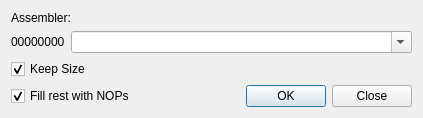
Above: plugins/Assembler/DialogAssembler.ui from eteran/edb-debugger before the change. Below: the same form after it.
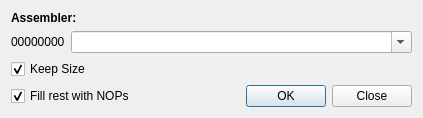
That is the form after the change.

Commit message: making assembler info bold in the dialog

Diff of the .ui file:
```diff
--- a/plugins/Assembler/DialogAssembler.ui
+++ b/plugins/Assembler/DialogAssembler.ui
@@ -71,6 +71,12 @@
    </item>
    <item row="0" column="0" colspan="2">
     <widget class="QLabel" name="label">
+     <property name="font">
+      <font>
+       <weight>75</weight>
+       <bold>true</bold>
+      </font>
+     </property>
      <property name="text">
       <string>Assembler: </string>
      </property>
```
Left out of the diff: 5 changed lines with no effect on the pictures.
